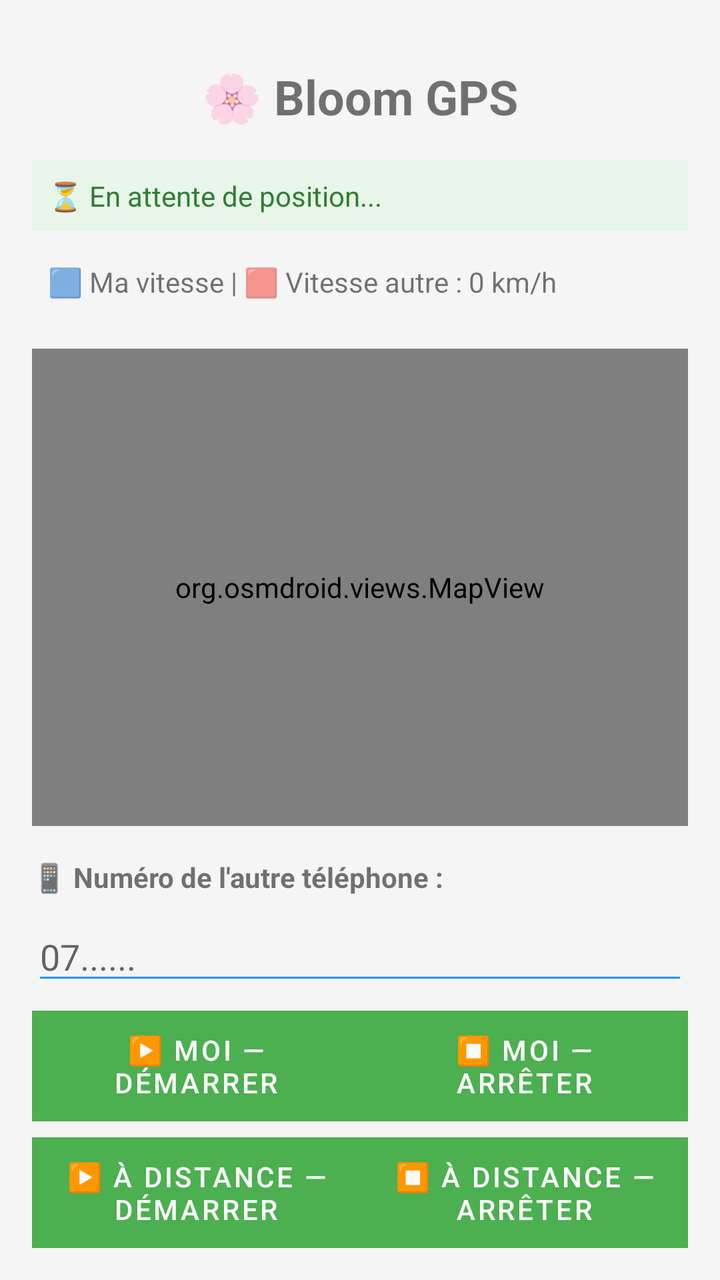
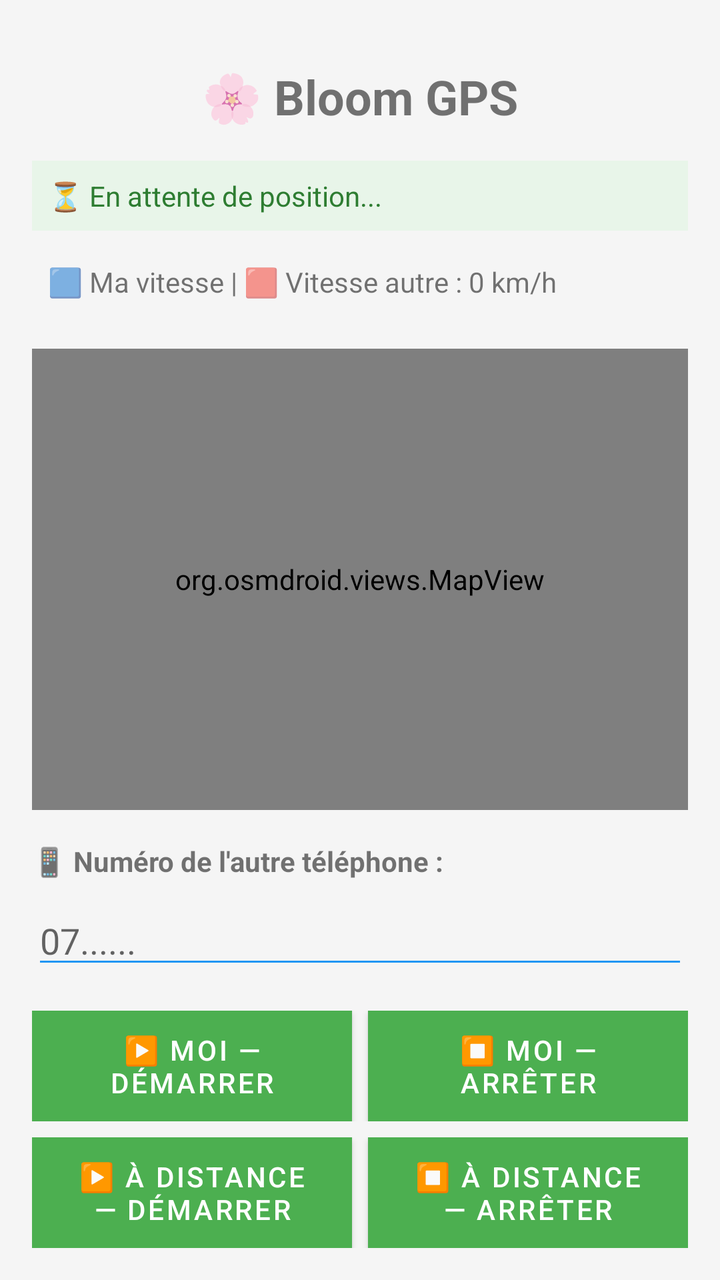

An Android layout rendered at two revisions. The XML below is the earlier revision; the diff shows what the commit changed to produce the second picture.
<!-- AndroidManifest.xml: activity theme AppTheme -->
<!-- res/layout/activity_main.xml -->
<?xml version="1.0" encoding="utf-8"?>
<LinearLayout xmlns:android="http://schemas.android.com/apk/res/android"
    android:layout_width="match_parent"
    android:layout_height="match_parent"
    android:orientation="vertical"
    android:padding="16dp"
    android:background="#F5F5F5">

    <TextView
        android:layout_width="match_parent"
        android:layout_height="wrap_content"
        android:text="🌸 Bloom GPS"
        android:textSize="24sp"
        android:textStyle="bold"
        android:gravity="center"
        android:padding="16dp"/>

    <TextView
        android:id="@+id/tvStatut"
        android:layout_width="match_parent"
        android:layout_height="wrap_content"
        android:text="⏳ En attente de position..."
        android:textSize="14sp"
        android:padding="8dp"
        android:background="#E8F5E9"
        android:textColor="#2E7D32"/>

    <TextView
        android:id="@+id/tvVitesse"
        android:layout_width="match_parent"
        android:layout_height="wrap_content"
        android:text="🟦 Ma vitesse | 🟥 Vitesse autre : 0 km/h"
        android:textSize="14sp"
        android:padding="8dp"
        android:layout_marginTop="8dp"/>

    <org.osmdroid.views.MapView
        android:id="@+id/mapView"
        android:layout_width="match_parent"
        android:layout_height="0dp"
        android:layout_weight="1"
        android:layout_marginVertical="16dp"/>

    <TextView
        android:layout_width="match_parent"
        android:layout_height="wrap_content"
        android:text="📱 Numéro de l'autre téléphone :"
        android:textSize="14sp"
        android:textStyle="bold"/>

    <EditText
        android:id="@+id/etNumeroDest"
        android:layout_width="match_parent"
        android:layout_height="wrap_content"
        android:hint="07......"
        android:inputType="phone"
        android:layout_marginVertical="8dp"
        android:backgroundTint="#2196F3"/>

    <LinearLayout
        android:layout_width="match_parent"
        android:layout_height="wrap_content"
        android:orientation="horizontal"
        android:gap="8dp">

        <Button
            android:id="@+id/btnStart"
            android:layout_width="0dp"
            android:layout_height="wrap_content"
            android:layout_weight="1"
            android:text="▶️ MOI — Démarrer"
            android:background="#4CAF50"
            android:textColor="#FFFFFF"/>

        <Button
            android:id="@+id/btnStop"
            android:layout_width="0dp"
            android:layout_height="wrap_content"
            android:layout_weight="1"
            android:text="⏹️ MOI — Arrêter"
            android:background="#F44336"
            android:textColor="#FFFFFF"/>
    </LinearLayout>

    <LinearLayout
        android:layout_width="match_parent"
        android:layout_height="wrap_content"
        android:orientation="horizontal"
        android:gap="8dp"
        android:layout_marginTop="8dp">

        <Button
            android:id="@+id/btnStartDist"
            android:layout_width="0dp"
            android:layout_height="wrap_content"
            android:layout_weight="1"
            android:text="▶️ À DISTANCE — Démarrer"
            android:background="#2196F3"
            android:textColor="#FFFFFF"/>

        <Button
            android:id="@+id/btnStopDist"
            android:layout_width="0dp"
            android:layout_height="wrap_content"
            android:layout_weight="1"
            android:text="⏹️ À DISTANCE — Arrêter"
            android:background="#FF9800"
            android:textColor="#FFFFFF"/>
    </LinearLayout>

</LinearLayout>
<!-- resources referenced by this layout -->
<resources>
  <style name="AppTheme" parent="Theme.MaterialComponents.Light.NoActionBar">
          <item name="colorPrimary">#4CAF50</item>
          <item name="colorAccent">#FFC107</item>
          <item name="android:statusBarColor">#121212</item>
      </style>
</resources>

<!-- the commit's change to res/layout/activity_main.xml (unified diff, before → after) -->
@@ -61,13 +61,14 @@
         android:layout_width="match_parent"
         android:layout_height="wrap_content"
         android:orientation="horizontal"
-        android:gap="8dp">
+        android:layout_marginTop="8dp">
 
         <Button
             android:id="@+id/btnStart"
             android:layout_width="0dp"
             android:layout_height="wrap_content"
             android:layout_weight="1"
+            android:layout_marginEnd="4dp"
             android:text="▶️ MOI — Démarrer"
             android:background="#4CAF50"
             android:textColor="#FFFFFF"/>
@@ -77,6 +78,7 @@
             android:layout_width="0dp"
             android:layout_height="wrap_content"
             android:layout_weight="1"
+            android:layout_marginStart="4dp"
             android:text="⏹️ MOI — Arrêter"
             android:background="#F44336"
             android:textColor="#FFFFFF"/>
@@ -86,7 +88,6 @@
         android:layout_width="match_parent"
         android:layout_height="wrap_content"
         android:orientation="horizontal"
-        android:gap="8dp"
         android:layout_marginTop="8dp">
 
         <Button
@@ -94,6 +95,7 @@
             android:layout_width="0dp"
             android:layout_height="wrap_content"
             android:layout_weight="1"
+            android:layout_marginEnd="4dp"
             android:text="▶️ À DISTANCE — Démarrer"
             android:background="#2196F3"
             android:textColor="#FFFFFF"/>
@@ -103,6 +105,7 @@
             android:layout_width="0dp"
             android:layout_height="wrap_content"
             android:layout_weight="1"
+            android:layout_marginStart="4dp"
             android:text="⏹️ À DISTANCE — Arrêter"
             android:background="#FF9800"
             android:textColor="#FFFFFF"/>
